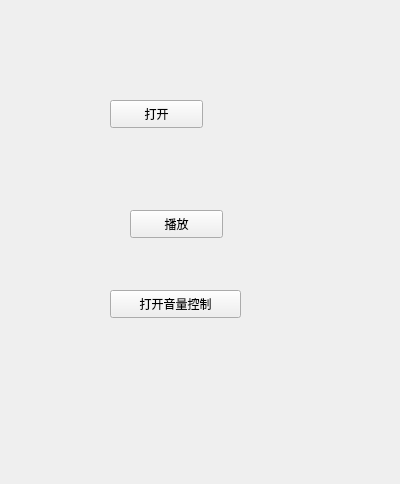
The window that widget.ui (alljj/qttest) describes before a commit, drawn with Qt 5.
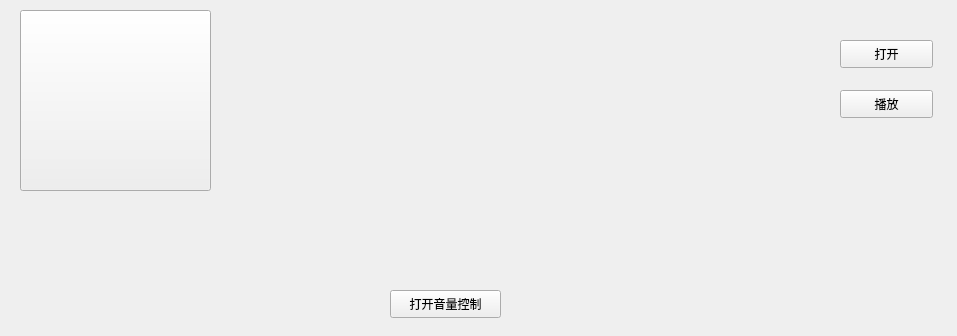
The same window after the commit.

Patch:
```diff
--- a/widget.ui
+++ b/widget.ui
@@ -6,8 +6,8 @@
    <rect>
     <x>0</x>
     <y>0</y>
-    <width>400</width>
-    <height>484</height>
+    <width>957</width>
+    <height>336</height>
    </rect>
   </property>
   <property name="windowTitle">
@@ -16,8 +16,8 @@
   <widget class="QPushButton" name="pushButton">
    <property name="geometry">
     <rect>
-     <x>110</x>
-     <y>100</y>
+     <x>840</x>
+     <y>40</y>
      <width>93</width>
      <height>28</height>
     </rect>
@@ -29,8 +29,8 @@
   <widget class="QPushButton" name="pushButton_2">
    <property name="geometry">
     <rect>
-     <x>130</x>
-     <y>210</y>
+     <x>840</x>
+     <y>90</y>
      <width>93</width>
      <height>28</height>
     </rect>
@@ -42,9 +42,9 @@
   <widget class="QPushButton" name="pushButton_3">
    <property name="geometry">
     <rect>
-     <x>110</x>
+     <x>390</x>
      <y>290</y>
-     <width>131</width>
+     <width>111</width>
      <height>28</height>
     </rect>
    </property>
@@ -52,6 +52,19 @@
     <string>打开音量控制</string>
    </property>
   </widget>
+  <widget class="QPushButton" name="pushButton_jpg1">
+   <property name="geometry">
+    <rect>
+     <x>20</x>
+     <y>10</y>
+     <width>191</width>
+     <height>181</height>
+    </rect>
+   </property>
+   <property name="text">
+    <string/>
+   </property>
+  </widget>
  </widget>
  <resources/>
  <connections/>
```
